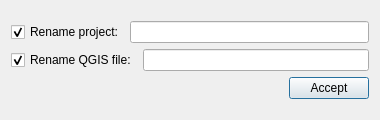
Above: ui/general/qgisred_renameproject_dialog.ui from qgisred/QGISRed before the change. Below: the same form after it.
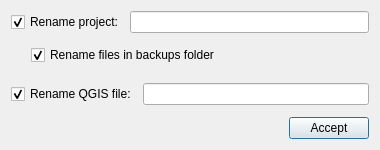
That is the form after the change. Icons and pictures are not drawn.

Commit message: RenameProject: Allow to rename backups files

Diff of the .ui file:
```diff
--- a/ui/general/qgisred_renameproject_dialog.ui
+++ b/ui/general/qgisred_renameproject_dialog.ui
@@ -7,7 +7,7 @@
     <x>0</x>
     <y>0</y>
     <width>380</width>
-    <height>120</height>
+    <height>150</height>
    </rect>
   </property>
   <property name="windowTitle">
@@ -42,7 +42,64 @@
       </layout>
      </item>
      <item>
+      <widget class="QWidget" name="containerBackups">
+       <layout class="QHBoxLayout" name="horizontalLayout_backups">
+        <property name="leftMargin">
+         <number>0</number>
+        </property>
+        <property name="topMargin">
+         <number>0</number>
+        </property>
+        <property name="rightMargin">
+         <number>0</number>
+        </property>
+        <property name="bottomMargin">
+         <number>0</number>
+        </property>
+        <item>
+         <spacer name="horizontalSpacer_backups">
+          <property name="orientation">
+           <enum>Qt::Horizontal</enum>
+          </property>
+          <property name="sizeType">
+           <enum>QSizePolicy::Fixed</enum>
+          </property>
+          <property name="sizeHint" stdset="0">
+           <size>
+            <width>20</width>
+            <height>20</height>
+           </size>
+          </property>
+         </spacer>
+        </item>
+        <item>
+         <widget class="QCheckBox" name="cbRenameBackups">
+          <property name="text">
+           <string>Rename files in backups folder</string>
+          </property>
+          <property name="checked">
+           <bool>true</bool>
+          </property>
+         </widget>
+        </item>
+       </layout>
+      </widget>
+     </item>
+     <item>
+      <widget class="QWidget" name="containerQgis">
       <layout class="QHBoxLayout" name="horizontalLayout_2">
+        <property name="leftMargin">
+         <number>0</number>
+        </property>
+        <property name="topMargin">
+         <number>0</number>
+        </property>
+        <property name="rightMargin">
+         <number>0</number>
+        </property>
+        <property name="bottomMargin">
+         <number>0</number>
+        </property>
        <item>
         <widget class="QCheckBox" name="cbRenameQGISProject">
          <property name="text">
@@ -61,6 +118,7 @@
         </widget>
        </item>
       </layout>
+      </widget>
      </item>
      <item>
       <layout class="QHBoxLayout" name="horizontalLayout_3">
```
Lines whose indentation alone changed are shown as unchanged. The commit also changes 3 other files.
